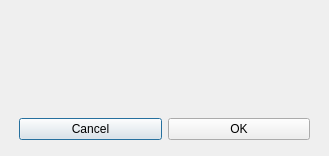
Before: the Qt Designer form removecomputerdialog.ui in DORB/Verkur3GUI, drawn with Qt 5.
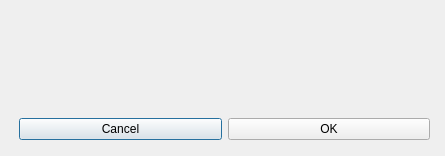
After: the same form once the commit is applied.

Commit message: Lagaði remove Computer dialog, gerði hann aðeins breiðari

The edit to the form file:
```diff
--- a/removecomputerdialog.ui
+++ b/removecomputerdialog.ui
@@ -6,7 +6,7 @@
    <rect>
     <x>0</x>
     <y>0</y>
-    <width>329</width>
+    <width>445</width>
     <height>156</height>
    </rect>
   </property>
@@ -18,7 +18,7 @@
     <rect>
      <x>19</x>
      <y>19</y>
-     <width>291</width>
+     <width>411</width>
      <height>121</height>
     </rect>
    </property>
@@ -38,6 +38,9 @@
     </item>
     <item alignment="Qt::AlignHCenter">
      <widget class="QLabel" name="label_remove_computer_msg">
+      <property name="lineWidth">
+       <number>1</number>
+      </property>
       <property name="text">
        <string/>
       </property>
```
Left out of the diff: 2 changed lines with no effect on the pictures. The commit also changes 6 other files.
